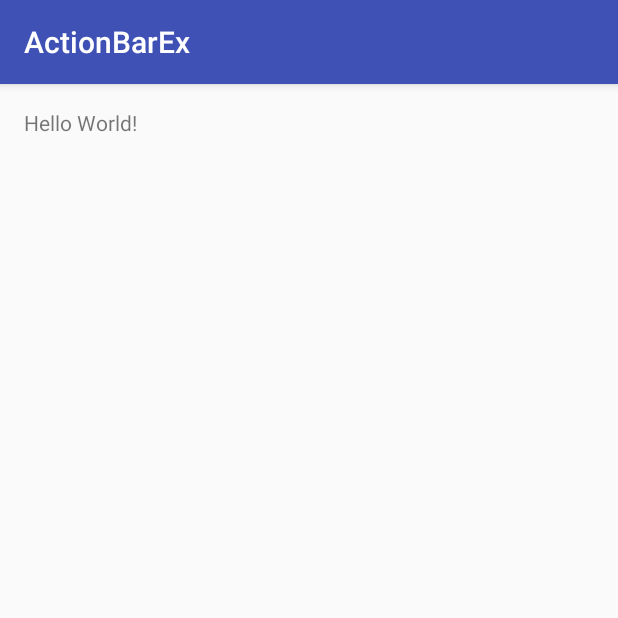
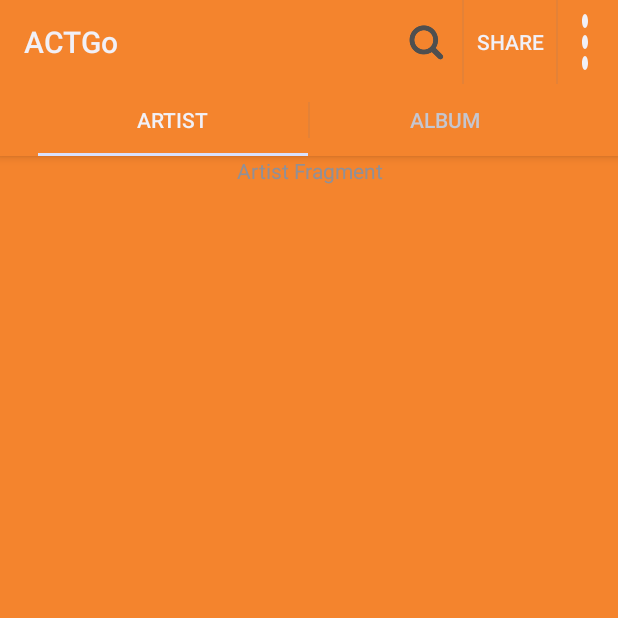
Before and after one commit to brianio/AndroidBlog, an Android app: the screen it shows after launch (MainActivity), on a phone screen of 412 x 824 dp, the top half of it. Run offline under Robolectric (Android 15) with nearby library versions, the phone set to English and light mode, and no system bars; 1 statement that could not run was skipped.

Commit message:
修复一些bug

```diff
--- a/ActionBarEx/app/src/main/AndroidManifest.xml
+++ b/ActionBarEx/app/src/main/AndroidManifest.xml
@@ -6,9 +6,10 @@
         android:allowBackup="true"
         android:icon="@mipmap/ic_launcher"
         android:label="@string/app_name"
-        android:supportsRtl="true"
         android:theme="@style/AppTheme">
-        <activity android:name=".MainActivity">
+        <activity android:name=".MainActivity"
+            android:theme="@style/MyActionBar" >
+
             <intent-filter>
                 <action android:name="android.intent.action.MAIN" />
 
--- /dev/null
+++ b/ActionBarEx/app/src/main/java/com/brianio/actionbarex/ArtistFragment.java
@@ -0,0 +1,26 @@
+package com.brianio.actionbarex;
+
+import android.app.Fragment;
+import android.os.Bundle;
+import android.view.Gravity;
+import android.view.LayoutInflater;
+import android.view.View;
+import android.view.ViewGroup;
+import android.widget.LinearLayout;
+import android.widget.TextView;
+
+/**
+ * Created by Administrator on 2016/8/1.
+ */
+public class ArtistFragment extends Fragment {
+    @Override
+    public View onCreateView(LayoutInflater inflater, ViewGroup container, Bundle savedInstanceState) {
+        TextView textView = new TextView(getActivity());
+        textView.setText("Artist Fragment");
+        textView.setGravity(Gravity.CENTER_HORIZONTAL);
+        LinearLayout layout = new LinearLayout(getActivity());
+        LinearLayout.LayoutParams params = new LinearLayout.LayoutParams(LinearLayout.LayoutParams.MATCH_PARENT, LinearLayout.LayoutParams.WRAP_CONTENT);
+        layout.addView(textView, params);
+        return layout;
+    }
+}
--- a/ActionBarEx/app/src/main/java/com/brianio/actionbarex/MainActivity.java
+++ b/ActionBarEx/app/src/main/java/com/brianio/actionbarex/MainActivity.java
@@ -1,13 +1,148 @@
 package com.brianio.actionbarex;
 
-import android.support.v7.app.AppCompatActivity;
 import android.os.Bundle;
+import android.app.ActionBar;
+import android.app.Activity;
+import android.content.Intent;
+import android.os.Process;
+import android.util.Log;
+import android.view.Menu;
+import android.view.MenuInflater;
+import android.view.MenuItem;
+import android.view.View;
+import android.view.View.OnClickListener;
+import android.widget.ShareActionProvider;
+import android.widget.Toast;
 
-public class MainActivity extends AppCompatActivity {
+
+public class MainActivity extends Activity implements OnClickListener {
+
+    //
+    private ShareActionProvider provider;
+
+    private final static String TAG = "MainActivity";
 
     @Override
     protected void onCreate(Bundle savedInstanceState) {
         super.onCreate(savedInstanceState);
+        setTitle("ACTGo");
         setContentView(R.layout.activity_main);
+
+        ActionBar actionBar=getActionBar();
+//        actionBar.setDisplayHomeAsUpEnabled(true);
+//        actionBar.setDisplayShowHomeEnabled(false);
+
+        Log.d(TAG, "MAIN thread id is :" + Thread.currentThread().getId());
+        Log.d(TAG, "Process id is " + Process.myPid());
+
+        //添加Tabs
+        actionBar.setNavigationMode(ActionBar.NAVIGATION_MODE_TABS);
+        ActionBar.Tab tab= actionBar
+                .newTab()
+                .setText(R.string.artist)
+                .setTabListener(new TabListener<ArtistFragment>(this,"artist",ArtistFragment.class));
+
+        actionBar.addTab(tab);
+
+        ActionBar.Tab tab1=actionBar
+                .newTab()
+                .setText(R.string.album)
+                .setTabListener(new TabListener<AlbumFragment>(this,"album",AlbumFragment.class));
+        actionBar.addTab(tab1);
+
     }
+
+    @Override
+    public void onClick(View v) {
+
+//        switch (v.getId()) {
+//
+//            case R.id.btn_first:
+//                Intent intent = new Intent(this, FirstActivity.class);
+//                startActivity(intent);
+//                break;
+//
+//            case R.id.start_service:
+//                Intent startIntent = new Intent(this, MyService.class);
+//                startService(startIntent);
+//                break;
+//            case R.id.stop_service:
+//                Intent stopIntent = new Intent(this, MyService.class);
+//                stopService(stopIntent);
+//                break;
+//            //开始这个连接
+//            case R.id.bind_service:
+//                Intent bindIntent = new Intent(this, MyService.class);
+//                bindService(bindIntent, sConnection, BIND_AUTO_CREATE);
+//                break;
+//            //解开这个连接
+//            case R.id.unbind_service:
+//                unbindService(sConnection);
+//                break;
+//            default:
+//                break;
+//        }
+
+    }
+
+    @Override
+    public boolean onCreateOptionsMenu(Menu menu) {
+        MenuInflater inflater = getMenuInflater();
+        inflater.inflate(R.menu.main, menu);
+
+//        MenuItem itemSearch=(MenuItem)findViewById(R.id.search);
+//        itemSearch.setOnActionExpandListener(new MenuItem.OnActionExpandListener() {
+//            @Override
+//            public boolean onMenuItemActionExpand(MenuItem item) {
+//                Log.d(TAG, "onSearch Expand ");
+//                return true;
+//            }
+//
+//            @Override
+//            public boolean onMenuItemActionCollapse(MenuItem item) {
+//                Log.d(TAG, "onSearch Collapse ");
+//                return true;
+//            }
+//        });
+        MenuItem itemShare = menu.findItem(R.id.action_share);
+        provider = (ShareActionProvider) itemShare.getActionProvider();
+//        provider.setShareHistoryFileName(ShareActionProvider.DEFAULT_SHARE_HISTORY_FILE_NAME);
+        provider.setShareIntent(getDefaultIntent());
+
+
+        return super.onCreateOptionsMenu(menu);
+    }
+
+    private Intent getDefaultIntent() {
+        Intent intent = new Intent(Intent.ACTION_SEND);
+        intent.setType("image/*");
+
+        return intent;
+    }
+
+    @Override
+    public boolean onOptionsItemSelected(MenuItem item) {
+
+        switch (item.getItemId()) {
+            case R.id.search:
+                Toast.makeText(this, "Search", Toast.LENGTH_SHORT).show();
+                return true;
+            case R.id.delete:
+                Toast.makeText(this, "Del", Toast.LENGTH_SHORT).show();
+                return true;
+            case R.id.action_settings:
+//                Intent intent = new Intent(this, FirstActivity.class);
+//                startActivity(intent);
+                Toast.makeText(this,"settings",Toast.LENGTH_SHORT).show();
+                return true;
+            case R.id.action_share:
+                Toast.makeText(this, "Share", Toast.LENGTH_SHORT).show();
+                return true;
+            default:
+                return super.onOptionsItemSelected(item);
+        }
+
+
+    }
+
 }
--- /dev/null
+++ b/ActionBarEx/app/src/main/java/com/brianio/actionbarex/MyActionProvider.java
@@ -0,0 +1,45 @@
+package com.brianio.actionbarex;
+
+import android.content.Context;
+import android.view.MenuItem;
+import android.view.SubMenu;
+import android.view.View;
+import android.widget.ShareActionProvider;
+
+/**
+ * Created by Administrator on 2016/7/25.
+ */
+public class MyActionProvider extends ShareActionProvider {
+
+    public MyActionProvider(Context context){
+        super(context);
+    }
+
+    @Override
+    public void onPrepareSubMenu(SubMenu subMenu){
+
+        subMenu.clear();
+        subMenu.add("subItem1").setIcon(R.drawable.ic_launcher).setOnMenuItemClickListener(new MenuItem.OnMenuItemClickListener() {
+            @Override
+            public boolean onMenuItemClick(MenuItem item) {
+                return true;
+            }
+        });
+
+        subMenu.add("subItem 2").setIcon(R.drawable.ic_launcher).setOnMenuItemClickListener(new MenuItem.OnMenuItemClickListener() {
+            @Override
+            public boolean onMenuItemClick(MenuItem item) {
+                return false;
+            }
+        });
+    }
+    @Override
+    public View onCreateActionView() {
+        return null;
+    }
+
+    @Override
+    public boolean hasSubMenu(){
+        return true;
+    }
+}
--- /dev/null
+++ b/ActionBarEx/app/src/main/java/com/brianio/actionbarex/TabListener.java
@@ -0,0 +1,46 @@
+package com.brianio.actionbarex;
+
+import android.app.ActionBar;
+import android.app.Activity;
+import android.app.Fragment;
+import android.app.FragmentTransaction;
+
+/**
+ * Created by Administrator on 2016/7/26.
+ */
+public class TabListener<T extends Fragment> implements ActionBar.TabListener {
+
+    private Fragment mFragment;
+    private final Activity mActivity;
+    private final String mTag;
+    private final Class<T> mClass;
+
+    public TabListener(Activity activity, String tag, Class<T> clz) {
+
+        mActivity = activity;
+        mTag = tag;
+        mClass = clz;
+    }
+
+    @Override
+    public void onTabSelected(ActionBar.Tab tab, FragmentTransaction ft) {
+        if (mFragment == null) {
+            mFragment = Fragment.instantiate(mActivity, mClass.getName());
+            ft.add(android.R.id.content, mFragment, mTag);
+        } else {
+            ft.attach(mFragment);
+        }
+    }
+
+    @Override
+    public void onTabUnselected(ActionBar.Tab tab, FragmentTransaction ft) {
+        if (mFragment != null) {
+            ft.detach(mFragment);
+        }
+    }
+
+    @Override
+    public void onTabReselected(ActionBar.Tab tab, FragmentTransaction ft) {
+
+    }
+}
--- /dev/null
+++ b/ActionBarEx/app/src/main/res/menu/main.xml
@@ -0,0 +1,28 @@
+<menu xmlns:android="http://schemas.android.com/apk/res/android"
+    xmlns:tools="http://schemas.android.com/tools"
+    tools:context="com.brianio.actionbarex.MainActivity">
+
+    <item
+        android:id="@+id/action_settings"
+        android:showAsAction="never"
+        android:title="@string/action_settings"/>
+    <item
+        android:id="@+id/search"
+        android:icon="@drawable/search"
+        android:actionViewClass="android.widget.SearchView"
+        android:showAsAction="ifRoom|collapseActionView"
+        android:title="Search" />
+
+    <item
+        android:id="@+id/action_share"
+        android:actionProviderClass="com.brianio.actionbarex.MyActionProvider"
+        android:showAsAction="ifRoom"
+        android:title="Share" />
+
+    <item
+        android:id="@+id/delete"
+        android:showAsAction="ifRoom"
+        android:title="Del" />
+
+
+</menu>
--- a/ActionBarEx/app/src/main/res/values/colors.xml
+++ b/ActionBarEx/app/src/main/res/values/colors.xml
@@ -3,4 +3,7 @@
     <color name="colorPrimary">#3F51B5</color>
     <color name="colorPrimaryDark">#303F9F</color>
     <color name="colorAccent">#FF4081</color>
+    <color name="actionbar_background">#f4842d </color>
+    <color name="actionbar_tabs_background">#d27026</color>
+    <color name="textcolor">#fff</color>
 </resources>
--- a/ActionBarEx/app/src/main/res/values/strings.xml
+++ b/ActionBarEx/app/src/main/res/values/strings.xml
@@ -1,3 +1,7 @@
 <resources>
     <string name="app_name">ActionBarEx</string>
+    <string name="action_settings">Settings</string>
+    <string name="first_next">Go to FirstACT</string>
+    <string name="artist">Artist</string>
+    <string name="album">Album</string>
 </resources>
--- a/ActionBarEx/app/src/main/res/values/styles.xml
+++ b/ActionBarEx/app/src/main/res/values/styles.xml
@@ -8,4 +8,28 @@
         <item name="colorAccent">@color/colorAccent</item>
     </style>
 
+    <style name="MyActionbarTheme" parent="android:Theme.Holo.Light">
+        <item name="android:actionBarStyle">@style/MyActionBar</item>
+        <item name="android:actionBarTabTextStyle">@style/MyActionBarTabText</item>
+    </style>
+
+    <style name="MyActionBar" parent="android:Widget.Holo.Light.ActionBar">
+        <item name="android:background">@color/actionbar_background</item>
+        <item name="android:backgroundStacked">@color/actionbar_tabs_background</item>
+        <item name="android:titleTextStyle">@style/MyActionBarTitleText</item>
+    </style>
+
+    <style name="MyActionBarTabs" parent="android:Widget.Holo.ActionBar.TabView">
+        <item name="android:background">@drawable/actionbat_tab_indicator</item>
+    </style>
+
+    <style name="MyActionBarTitleText" parent="android:TextAppearance.Holo.Widget.ActionBar.Title">
+        <item name="android:textColor">@color/textcolor</item>
+
+    </style>
+
+    <style name="MyActionBarTabText" parent="android:Widget.Holo.ActionBar.TabText">
+        <item name="android:textColor">@color/textcolor</item>
+
+    </style>
 </resources>
```
Also changed, not shown: ActionBarEx/app/src/main/java/com/brianio/actionbarex/AlbumFragment.java (added, +26 -0 lines), ActionBarEx/app/src/main/res/drawable/actionbat_tab_indicator.xml (added, +17 -0 lines), ActionBarEx/app/src/main/res/drawable/ic_launcher.png (added), ActionBarEx/app/src/main/res/drawable/ic_launcher0.png (added), ActionBarEx/app/src/main/res/drawable/search.png (added), 1 other file.
